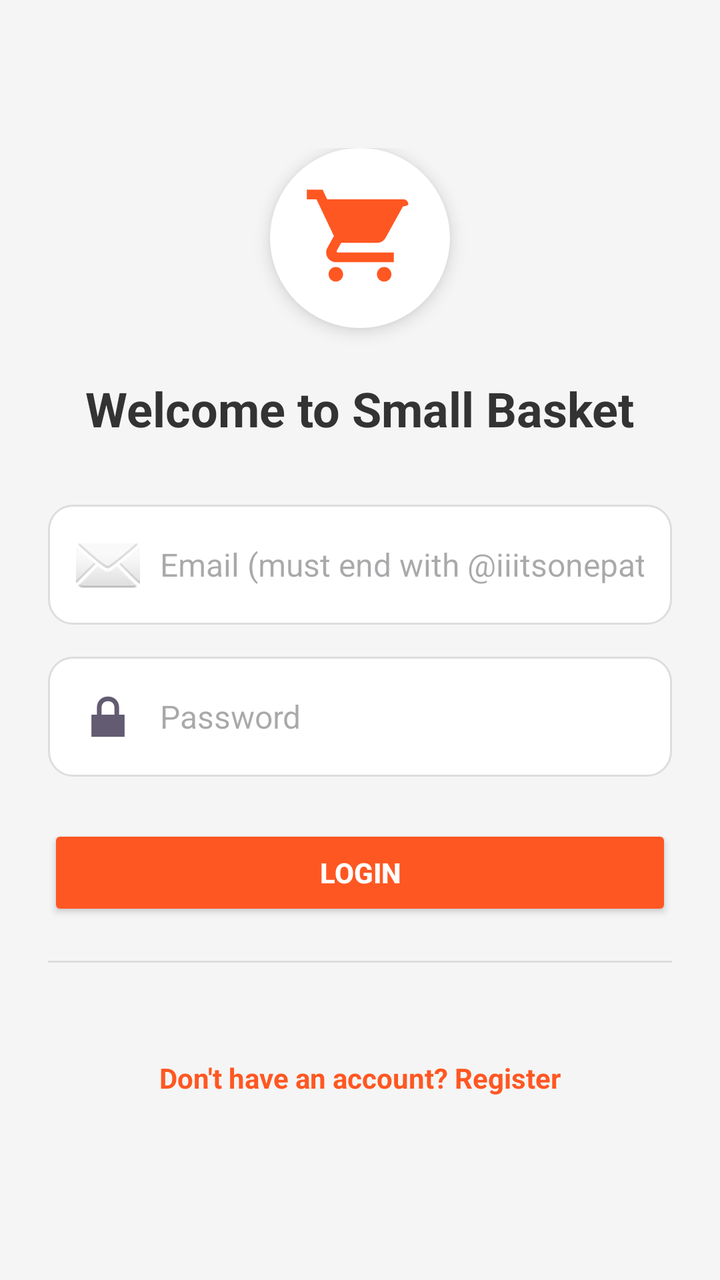
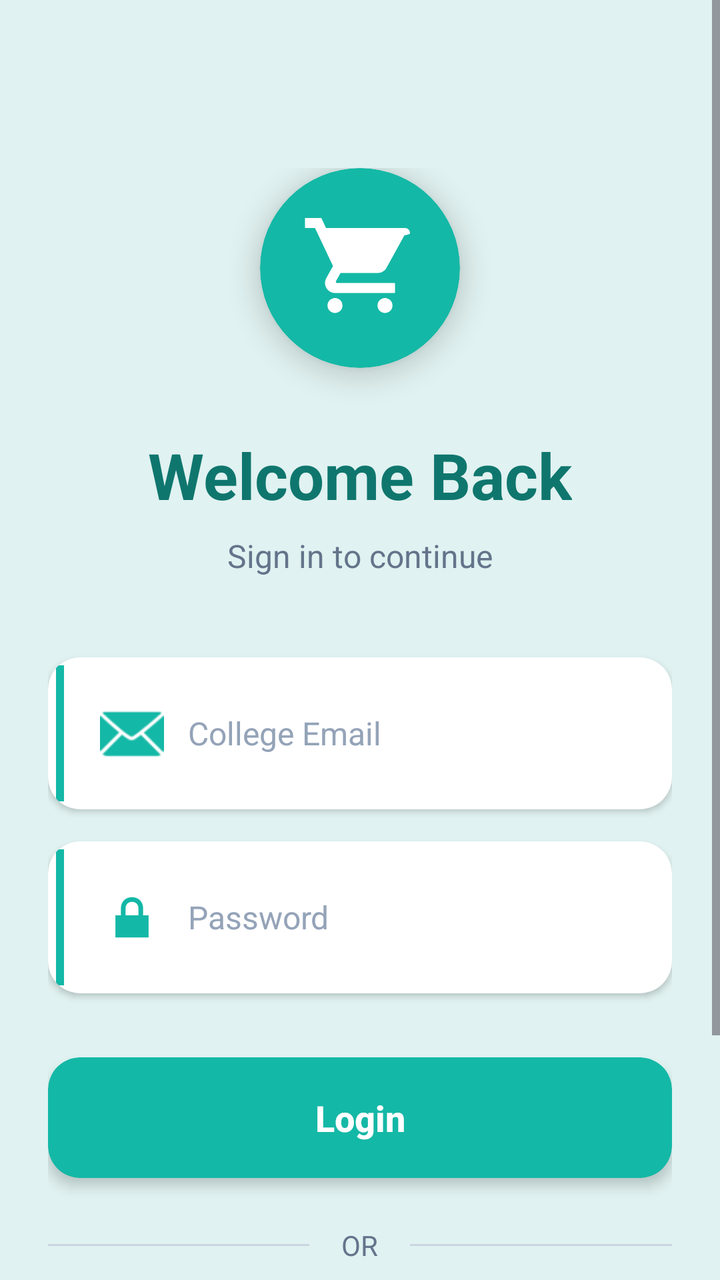

The first picture is an Android layout as it rendered before a commit; the second is the same layout after the commit. The layout source and the unified diff follow.
<!-- AndroidManifest.xml: application theme Theme.SmallBasket -->
<!-- res/layout/activity_login.xml -->
<ScrollView xmlns:android="http://schemas.android.com/apk/res/android"
    android:layout_width="match_parent"
    android:layout_height="match_parent"
    android:background="#F5F5F5">

    <LinearLayout
        android:layout_width="match_parent"
        android:layout_height="wrap_content"
        android:orientation="vertical"
        android:padding="24dp"
        android:gravity="center"
        android:layout_marginTop="50dp"> 

        
        <ImageView
            android:id="@+id/logoCart"
            android:layout_width="90dp"
            android:layout_height="90dp"
            android:src="@drawable/ic_shopping_cart"
            android:background="@drawable/round_white_bg"
            android:padding="16dp"
            android:elevation="5dp"
            android:layout_marginBottom="24dp" />

        
        <TextView
            android:id="@+id/tvTitle"
            android:layout_width="wrap_content"
            android:layout_height="wrap_content"
            android:text="Welcome to Small Basket"
            android:textSize="24sp"
            android:textStyle="bold"
            android:textColor="#333333"
            android:layout_marginBottom="32dp" />

        
        <EditText
            android:id="@+id/etEmail"
            android:layout_width="match_parent"
            android:layout_height="wrap_content"
            android:layout_marginBottom="16dp"
            android:background="@drawable/edittext_bg"
            android:drawableStart="@android:drawable/ic_dialog_email"
            android:drawablePadding="10dp"
            android:hint="Email (must end with @iiitsonepat.ac.in)"
            android:inputType="textEmailAddress"
            android:padding="14dp"
            android:textSize="16sp" />

        
        <EditText
            android:id="@+id/etPassword"
            android:layout_width="match_parent"
            android:layout_height="wrap_content"
            android:hint="Password"
            android:inputType="textPassword"
            android:padding="14dp"
            android:textSize="16sp"
            android:background="@drawable/edittext_bg"
            android:layout_marginBottom="24dp"
            android:drawableStart="@android:drawable/ic_lock_lock"
            android:drawablePadding="10dp" />

        
        <Button
            android:id="@+id/btnLogin"
            android:layout_width="match_parent"
            android:layout_height="wrap_content"
            android:text="Login"
            android:backgroundTint="#FF5722"
            android:textColor="#FFF"
            android:textStyle="bold"
            android:padding="14dp"
            android:elevation="4dp"
            android:layout_marginBottom="20dp" />

        
        <LinearLayout
            android:layout_width="match_parent"
            android:layout_height="wrap_content"
            android:orientation="horizontal"
            android:gravity="center_vertical"
            android:layout_marginBottom="20dp">

            <View
                android:layout_width="0dp"
                android:layout_height="1dp"
                android:layout_weight="1"
                android:background="#DDD"/>
        </LinearLayout>

        
        <TextView
            android:id="@+id/tvGoToSignUp"
            android:layout_width="wrap_content"
            android:layout_height="wrap_content"
            android:text="Don't have an account? Register"
            android:textColor="#FF5722"
            android:textSize="14sp"
            android:layout_marginTop="28dp"
            android:textStyle="bold" />
    </LinearLayout>
</ScrollView>
<!-- resources referenced by this layout -->
<resources>
  <!-- drawable edittext_bg (drawable) -->
  <shape xmlns:android="http://schemas.android.com/apk/res/android"
      android:shape="rectangle">
      <solid android:color="#FFFFFF" />
      <corners android:radius="12dp" />
      <stroke android:width="1dp" android:color="#DDDDDD"/>
      <padding android:left="12dp" android:right="12dp" />
  </shape>
  <!-- drawable ic_shopping_cart (drawable) -->
  <vector xmlns:android="http://schemas.android.com/apk/res/android"
      android:width="24dp"
      android:height="24dp"
      android:viewportWidth="24"
      android:viewportHeight="24"
      android:tint="#FF5722">
      <path
          android:fillColor="@android:color/white"
          android:pathData="M7,18c-0.83,0 -1.5,0.67 -1.5,1.5S6.17,21 7,21s1.5,-0.67 1.5,-1.5S7.83,18 7,18zM1,2v2h2l3.6,7.59 -1.35,2.44C5.08,14.37 5,14.68 5,15c0,1.1 0.9,2 2,2h12v-2H7.42c-0.14,0 -0.25,-0.11 -0.25,-0.25l0.03,-0.12L8.1,13h7.45c0.75,0 1.41,-0.41 1.75,-1.03l3.58,-6.49C21.94,5.28 22,5.14 22,5c0,-0.55 -0.45,-1 -1,-1H5.21l-0.94,-2H1zm16,16c-0.83,0 -1.5,0.67 -1.5,1.5s0.67,1.5 1.5,1.5 1.5,-0.67 1.5,-1.5 -0.67,-1.5 -1.5,-1.5z"/>
  </vector>
  <!-- drawable round_white_bg (drawable) -->
  <shape xmlns:android="http://schemas.android.com/apk/res/android"
      android:shape="oval">
      <solid android:color="#FFFFFF"/>
  </shape>
  <style name="Theme.SmallBasket" parent="Base.Theme.SmallBasket" />
  <style name="Base.Theme.SmallBasket" parent="Theme.Material3.DayNight.NoActionBar">
          
          
      </style>
</resources>

<!-- the commit's change to res/layout/activity_login.xml (unified diff, before → after) -->
@@ -1,7 +1,10 @@
+<?xml version="1.0" encoding="utf-8"?>
 <ScrollView xmlns:android="http://schemas.android.com/apk/res/android"
     android:layout_width="match_parent"
     android:layout_height="match_parent"
-    android:background="#F5F5F5">
+    xmlns:app="http://schemas.android.com/apk/res-auto"
+    android:background="#E0F2F1"
+    android:fillViewport="true">
 
     <LinearLayout
         android:layout_width="match_parent"
@@ -9,70 +12,145 @@
         android:orientation="vertical"
         android:padding="24dp"
         android:gravity="center"
-        android:layout_marginTop="50dp"> 
-
-        
-        <ImageView
-            android:id="@+id/logoCart"
-            android:layout_width="90dp"
-            android:layout_height="90dp"
-            android:src="@drawable/ic_shopping_cart"
-            android:background="@drawable/round_white_bg"
-            android:padding="16dp"
-            android:elevation="5dp"
-            android:layout_marginBottom="24dp" />
+        android:layout_marginTop="60dp">
+
+        
+        <androidx.cardview.widget.CardView
+            android:layout_width="100dp"
+            android:layout_height="100dp"
+            android:layout_marginBottom="32dp"
+            app:cardCornerRadius="50dp"
+            app:cardElevation="8dp"
+            app:cardBackgroundColor="#14B8A6"
+            xmlns:app="http://schemas.android.com/apk/res-auto">
+
+            <ImageView
+                android:id="@+id/logoCart"
+                android:layout_width="60dp"
+                android:layout_height="60dp"
+                android:layout_gravity="center"
+                android:src="@drawable/ic_shopping_cart"
+                app:tint="#FFFFFF" />
+        </androidx.cardview.widget.CardView>
 
         
         <TextView
             android:id="@+id/tvTitle"
             android:layout_width="wrap_content"
             android:layout_height="wrap_content"
-            android:text="Welcome to Small Basket"
-            android:textSize="24sp"
+            android:text="Welcome Back"
+            android:textSize="32sp"
             android:textStyle="bold"
-            android:textColor="#333333"
-            android:layout_marginBottom="32dp" />
-
-        
-        <EditText
-            android:id="@+id/etEmail"
+            android:textColor="#0F766E"
+            android:layout_marginBottom="8dp" />
+
+        <TextView
+            android:layout_width="wrap_content"
+            android:layout_height="wrap_content"
+            android:text="Sign in to continue"
+            android:textSize="16sp"
+            android:textColor="#64748B"
+            android:layout_marginBottom="40dp" />
+
+        
+        <androidx.cardview.widget.CardView
             android:layout_width="match_parent"
             android:layout_height="wrap_content"
             android:layout_marginBottom="16dp"
-            android:background="@drawable/edittext_bg"
-            android:drawableStart="@android:drawable/ic_dialog_email"
-            android:drawablePadding="10dp"
-            android:hint="Email (must end with @iiitsonepat.ac.in)"
-            android:inputType="textEmailAddress"
-            android:padding="14dp"
-            android:textSize="16sp" />
-
-        
-        <EditText
-            android:id="@+id/etPassword"
-            android:layout_width="match_parent"
-            android:layout_height="wrap_content"
-            android:hint="Password"
-            android:inputType="textPassword"
-            android:padding="14dp"
-            android:textSize="16sp"
-            android:background="@drawable/edittext_bg"
+            app:cardCornerRadius="16dp"
+            app:cardElevation="2dp"
+            app:cardBackgroundColor="#FFFFFF">
+
+            <LinearLayout
+                android:layout_width="match_parent"
+                android:layout_height="wrap_content"
+                android:orientation="horizontal"
+                android:padding="4dp"
+                android:gravity="center_vertical">
+
+                <View
+                    android:layout_width="4dp"
+                    android:layout_height="match_parent"
+                    android:background="#14B8A6" />
+
+                <EditText
+                    android:id="@+id/etEmail"
+                    android:layout_width="0dp"
+                    android:layout_height="wrap_content"
+                    android:layout_weight="1"
+                    android:hint="College Email"
+                    android:inputType="textEmailAddress"
+                    android:padding="18dp"
+                    android:textSize="16sp"
+                    android:textColor="#1E293B"
+                    android:textColorHint="#94A3B8"
+                    android:background="@android:color/transparent"
+                    android:drawableStart="@android:drawable/ic_dialog_email"
+                    android:drawablePadding="12dp"
+                    android:drawableTint="#14B8A6" />
+            </LinearLayout>
+        </androidx.cardview.widget.CardView>
+
+        
+        <androidx.cardview.widget.CardView
+            android:layout_width="match_parent"
+            android:layout_height="wrap_content"
+            android:layout_marginBottom="32dp"
+            app:cardCornerRadius="16dp"
+            app:cardElevation="2dp"
+            app:cardBackgroundColor="#FFFFFF">
+
+            <LinearLayout
+                android:layout_width="match_parent"
+                android:layout_height="wrap_content"
+                android:orientation="horizontal"
+                android:padding="4dp"
+                android:gravity="center_vertical">
+
+                <View
+                    android:layout_width="4dp"
+                    android:layout_height="match_parent"
+                    android:background="#14B8A6" />
+
+                <EditText
+                    android:id="@+id/etPassword"
+                    android:layout_width="0dp"
+                    android:layout_height="wrap_content"
+                    android:layout_weight="1"
+                    android:hint="Password"
+                    android:inputType="textPassword"
+                    android:padding="18dp"
+                    android:textSize="16sp"
+                    android:textColor="#1E293B"
+                    android:textColorHint="#94A3B8"
+                    android:background="@android:color/transparent"
+                    android:drawableStart="@android:drawable/ic_lock_lock"
+                    android:drawablePadding="12dp"
+                    android:drawableTint="#14B8A6" />
+            </LinearLayout>
+        </androidx.cardview.widget.CardView>
+
+        
+        <androidx.cardview.widget.CardView
+            android:layout_width="match_parent"
+            android:layout_height="wrap_content"
             android:layout_marginBottom="24dp"
-            android:drawableStart="@android:drawable/ic_lock_lock"
-            android:drawablePadding="10dp" />
-
-        
-        <Button
-            android:id="@+id/btnLogin"
-            android:layout_width="match_parent"
-            android:layout_height="wrap_content"
-            android:text="Login"
-            android:backgroundTint="#FF5722"
-            android:textColor="#FFF"
-            android:textStyle="bold"
-            android:padding="14dp"
-            android:elevation="4dp"
-            android:layout_marginBottom="20dp" />
+            app:cardCornerRadius="16dp"
+            app:cardElevation="4dp"
+            app:cardBackgroundColor="#14B8A6">
+
+            <Button
+                android:id="@+id/btnLogin"
+                android:layout_width="match_parent"
+                android:layout_height="wrap_content"
+                android:text="Login"
+                android:textColor="#FFFFFF"
+                android:textStyle="bold"
+                android:textSize="18sp"
+                android:padding="18dp"
+                android:background="@android:color/transparent"
+                android:textAllCaps="false" />
+        </androidx.cardview.widget.CardView>
 
         
         <LinearLayout
@@ -80,13 +158,27 @@
             android:layout_height="wrap_content"
             android:orientation="horizontal"
             android:gravity="center_vertical"
-            android:layout_marginBottom="20dp">
+            android:layout_marginBottom="24dp">
 
             <View
                 android:layout_width="0dp"
                 android:layout_height="1dp"
                 android:layout_weight="1"
-                android:background="#DDD"/>
+                android:background="#CBD5E1" />
+
+            <TextView
+                android:layout_width="wrap_content"
+                android:layout_height="wrap_content"
+                android:text="OR"
+                android:textColor="#64748B"
+                android:textSize="14sp"
+                android:paddingHorizontal="16dp" />
+
+            <View
+                android:layout_width="0dp"
+                android:layout_height="1dp"
+                android:layout_weight="1"
+                android:background="#CBD5E1" />
         </LinearLayout>
 
         
@@ -94,10 +186,24 @@
             android:id="@+id/tvGoToSignUp"
             android:layout_width="wrap_content"
             android:layout_height="wrap_content"
-            android:text="Don't have an account? Register"
-            android:textColor="#FF5722"
-            android:textSize="14sp"
-            android:layout_marginTop="28dp"
-            android:textStyle="bold" />
+            android:text="Don't have an account? Sign Up"
+            android:textColor="#14B8A6"
+            android:textSize="16sp"
+            android:textStyle="bold"
+            android:padding="12dp" />
+
+        
+        <TextView
+            android:layout_width="match_parent"
+            android:layout_height="wrap_content"
+            android:text="📧 Use your @iiitsonepat.ac.in email"
+            android:textSize="13sp"
+            android:textColor="#64748B"
+            android:gravity="center"
+            android:layout_marginTop="24dp"
+            android:padding="12dp"
+            android:background="#F1F5F9"
+            android:layout_marginHorizontal="16dp" />
+
     </LinearLayout>
 </ScrollView>
<!-- resource entries referenced after the edit -->
@@ -1,13 +1,5 @@
 <!-- resources referenced by this layout -->
 <resources>
-  <!-- drawable edittext_bg (drawable) -->
-  <shape xmlns:android="http://schemas.android.com/apk/res/android"
-      android:shape="rectangle">
-      <solid android:color="#FFFFFF" />
-      <corners android:radius="12dp" />
-      <stroke android:width="1dp" android:color="#DDDDDD"/>
-      <padding android:left="12dp" android:right="12dp" />
-  </shape>
   <!-- drawable ic_shopping_cart (drawable) -->
   <vector xmlns:android="http://schemas.android.com/apk/res/android"
       android:width="24dp"
@@ -19,11 +11,6 @@
           android:fillColor="@android:color/white"
           android:pathData="M7,18c-0.83,0 -1.5,0.67 -1.5,1.5S6.17,21 7,21s1.5,-0.67 1.5,-1.5S7.83,18 7,18zM1,2v2h2l3.6,7.59 -1.35,2.44C5.08,14.37 5,14.68 5,15c0,1.1 0.9,2 2,2h12v-2H7.42c-0.14,0 -0.25,-0.11 -0.25,-0.25l0.03,-0.12L8.1,13h7.45c0.75,0 1.41,-0.41 1.75,-1.03l3.58,-6.49C21.94,5.28 22,5.14 22,5c0,-0.55 -0.45,-1 -1,-1H5.21l-0.94,-2H1zm16,16c-0.83,0 -1.5,0.67 -1.5,1.5s0.67,1.5 1.5,1.5 1.5,-0.67 1.5,-1.5 -0.67,-1.5 -1.5,-1.5z"/>
   </vector>
-  <!-- drawable round_white_bg (drawable) -->
-  <shape xmlns:android="http://schemas.android.com/apk/res/android"
-      android:shape="oval">
-      <solid android:color="#FFFFFF"/>
-  </shape>
   <style name="Theme.SmallBasket" parent="Base.Theme.SmallBasket" />
   <style name="Base.Theme.SmallBasket" parent="Theme.Material3.DayNight.NoActionBar">
           
